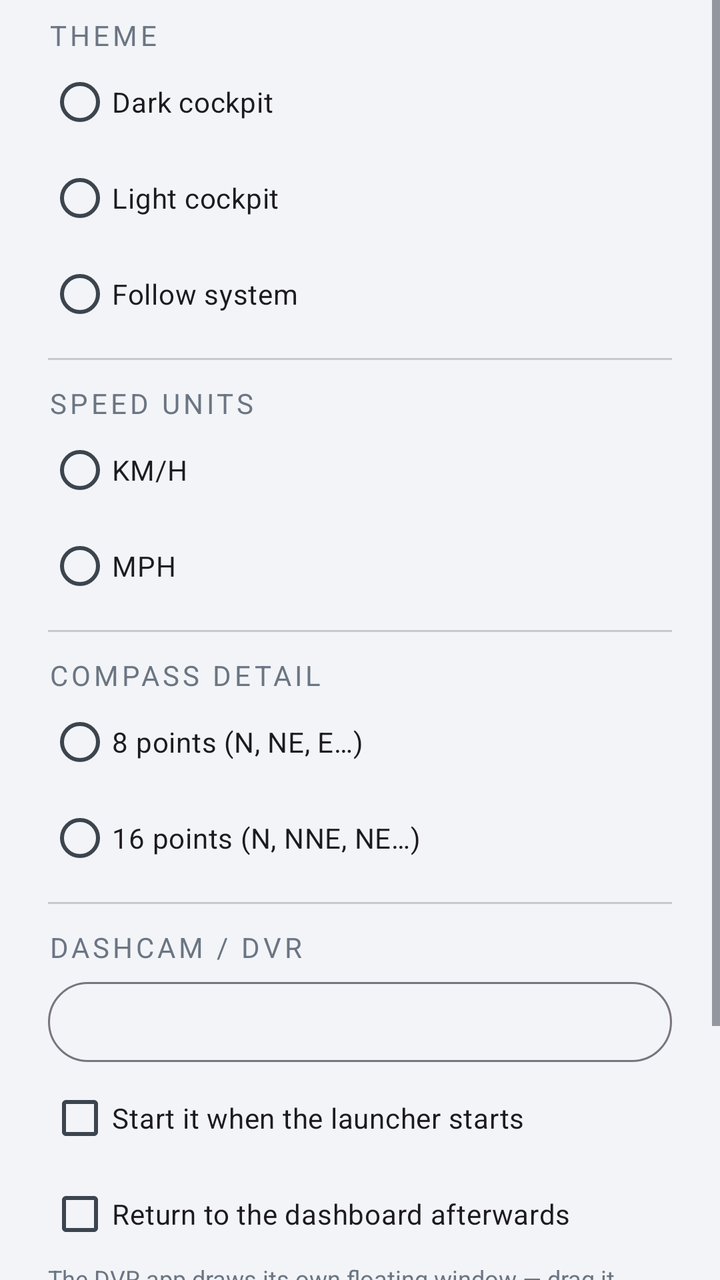
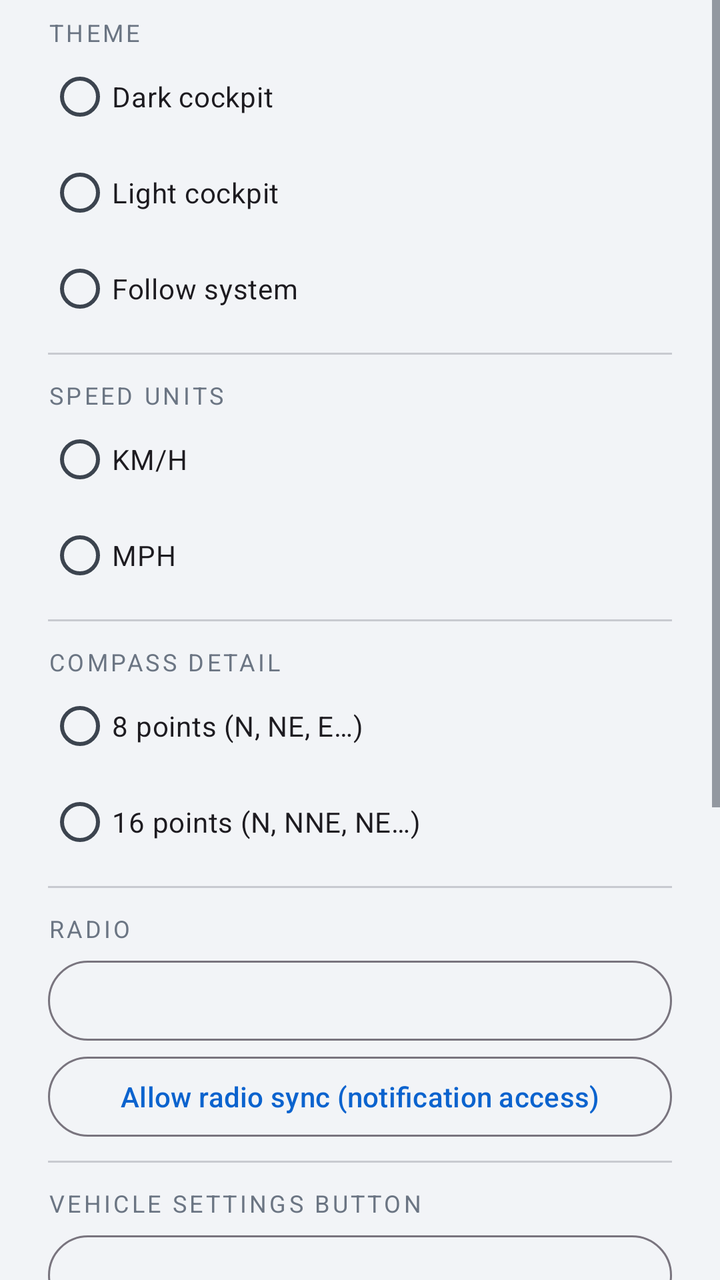

Two renders of the same Android screen: before a commit and after it. Below are the layout's source before the change and the commit's diff.
<!-- AndroidManifest.xml: application theme Theme.CarLauncher -->
<!-- res/layout/dialog_settings.xml -->
<?xml version="1.0" encoding="utf-8"?>
<ScrollView xmlns:android="http://schemas.android.com/apk/res/android"
    android:layout_width="match_parent"
    android:layout_height="wrap_content">

    <LinearLayout
        android:layout_width="match_parent"
        android:layout_height="wrap_content"
        android:orientation="vertical"
        android:paddingStart="24dp"
        android:paddingTop="8dp"
        android:paddingEnd="24dp"
        android:paddingBottom="8dp">

        <TextView
            style="@style/Text.Caption"
            android:layout_width="match_parent"
            android:layout_height="wrap_content"
            android:text="@string/settings_theme" />

        <RadioGroup
            android:id="@+id/groupTheme"
            android:layout_width="match_parent"
            android:layout_height="wrap_content"
            android:orientation="vertical">

            <RadioButton
                android:id="@+id/themeDark"
                android:layout_width="match_parent"
                android:layout_height="wrap_content"
                android:minHeight="48dp"
                android:text="@string/theme_dark" />

            <RadioButton
                android:id="@+id/themeLight"
                android:layout_width="match_parent"
                android:layout_height="wrap_content"
                android:minHeight="48dp"
                android:text="@string/theme_light" />

            <RadioButton
                android:id="@+id/themeSystem"
                android:layout_width="match_parent"
                android:layout_height="wrap_content"
                android:minHeight="48dp"
                android:text="@string/theme_system" />
        </RadioGroup>

        <View
            android:layout_width="match_parent"
            android:layout_height="1dp"
            android:layout_marginTop="8dp"
            android:layout_marginBottom="12dp"
            android:background="@color/cockpit_divider" />

        <TextView
            style="@style/Text.Caption"
            android:layout_width="match_parent"
            android:layout_height="wrap_content"
            android:text="@string/settings_units" />

        <RadioGroup
            android:id="@+id/groupUnits"
            android:layout_width="match_parent"
            android:layout_height="wrap_content"
            android:orientation="vertical">

            <RadioButton
                android:id="@+id/unitKmh"
                android:layout_width="match_parent"
                android:layout_height="wrap_content"
                android:minHeight="48dp"
                android:text="@string/unit_kmh" />

            <RadioButton
                android:id="@+id/unitMph"
                android:layout_width="match_parent"
                android:layout_height="wrap_content"
                android:minHeight="48dp"
                android:text="MPH" />
        </RadioGroup>

        <View
            android:layout_width="match_parent"
            android:layout_height="1dp"
            android:layout_marginTop="8dp"
            android:layout_marginBottom="12dp"
            android:background="@color/cockpit_divider" />

        <TextView
            style="@style/Text.Caption"
            android:layout_width="match_parent"
            android:layout_height="wrap_content"
            android:text="@string/settings_compass" />

        <RadioGroup
            android:id="@+id/groupCompass"
            android:layout_width="match_parent"
            android:layout_height="wrap_content"
            android:orientation="vertical">

            <RadioButton
                android:id="@+id/compass8"
                android:layout_width="match_parent"
                android:layout_height="wrap_content"
                android:minHeight="48dp"
                android:text="@string/compass_8" />

            <RadioButton
                android:id="@+id/compass16"
                android:layout_width="match_parent"
                android:layout_height="wrap_content"
                android:minHeight="48dp"
                android:text="@string/compass_16" />
        </RadioGroup>

        <View
            android:layout_width="match_parent"
            android:layout_height="1dp"
            android:layout_marginTop="8dp"
            android:layout_marginBottom="12dp"
            android:background="@color/cockpit_divider" />

        <TextView
            style="@style/Text.Caption"
            android:layout_width="match_parent"
            android:layout_height="wrap_content"
            android:text="@string/settings_dashcam" />

        <Button
            android:id="@+id/btnDashcamApp"
            style="?attr/materialButtonOutlinedStyle"
            android:layout_width="match_parent"
            android:layout_height="wrap_content"
            android:layout_marginTop="4dp" />

        <CheckBox
            android:id="@+id/checkDashcamAutostart"
            android:layout_width="match_parent"
            android:layout_height="wrap_content"
            android:minHeight="48dp"
            android:text="@string/settings_dashcam_autostart" />

        <CheckBox
            android:id="@+id/checkDashcamReturn"
            android:layout_width="match_parent"
            android:layout_height="wrap_content"
            android:minHeight="48dp"
            android:text="@string/settings_dashcam_return" />

        <TextView
            android:layout_width="match_parent"
            android:layout_height="wrap_content"
            android:text="@string/settings_dashcam_hint"
            android:textColor="@color/cockpit_text_dim"
            android:textSize="12sp" />

        <View
            android:layout_width="match_parent"
            android:layout_height="1dp"
            android:layout_marginTop="12dp"
            android:layout_marginBottom="4dp"
            android:background="@color/cockpit_divider" />

        <Button
            android:id="@+id/btnSetHomeApp"
            style="?attr/materialButtonOutlinedStyle"
            android:layout_width="match_parent"
            android:layout_height="wrap_content"
            android:layout_marginTop="8dp"
            android:text="@string/settings_home_app" />

        <Button
            android:id="@+id/btnResetDock"
            style="?attr/materialButtonOutlinedStyle"
            android:layout_width="match_parent"
            android:layout_height="wrap_content"
            android:layout_marginTop="8dp"
            android:text="@string/settings_reset_dock" />

    </LinearLayout>
</ScrollView>
<!-- resources referenced by this layout -->
<resources>
  <color name="cockpit_divider">#33202632</color>
  <color name="cockpit_text_dim">#FF6B7583</color>
  <string name="compass_16">16 points (N, NNE, NE…)</string>
  <string name="compass_8">8 points (N, NE, E…)</string>
  <string name="settings_compass">Compass detail</string>
  <string name="settings_dashcam">Dashcam / DVR</string>
  <string name="settings_dashcam_autostart">Start it when the launcher starts</string>
  <string name="settings_dashcam_hint">The DVR app draws its own floating window — drag it once into free dashboard space and it should stay there.</string>
  <string name="settings_dashcam_return">Return to the dashboard afterwards</string>
  <string name="settings_home_app">Set as Home app</string>
  <string name="settings_reset_dock">Reset dock to empty</string>
  <string name="settings_theme">Theme</string>
  <string name="settings_units">Speed units</string>
  <string name="theme_dark">Dark cockpit</string>
  <string name="theme_light">Light cockpit</string>
  <string name="theme_system">Follow system</string>
  <string name="unit_kmh">KM/H</string>
  <style name="Text.Caption" parent="">
          <item name="android:fontFamily">sans-serif</item>
          <item name="android:textAllCaps">true</item>
          <item name="android:letterSpacing">0.12</item>
          <item name="android:textSize">@dimen/gauge_caption_text</item>
          <item name="android:textColor">@color/cockpit_text_dim</item>
          <item name="android:singleLine">true</item>
      </style>
  <style name="Theme.CarLauncher" parent="Theme.Material3.DayNight.NoActionBar">
          <item name="colorPrimary">@color/cockpit_accent</item>
          <item name="colorOnPrimary">@color/cockpit_bg</item>
          <item name="colorSecondary">@color/cockpit_accent</item>
          <item name="colorSurface">@color/cockpit_surface</item>
          <item name="colorOnSurface">@color/cockpit_text_primary</item>
          <item name="colorSurfaceVariant">@color/cockpit_surface_alt</item>
          <item name="colorOnSurfaceVariant">@color/cockpit_text_secondary</item>
          <item name="colorError">@color/cockpit_badge</item>
          <item name="android:colorBackground">@color/cockpit_bg</item>
          <item name="android:textColorPrimary">@color/cockpit_text_primary</item>
          <item name="android:textColorSecondary">@color/cockpit_text_secondary</item>
          <item name="android:windowBackground">@color/cockpit_bg</item>
      </style>
  <dimen name="gauge_caption_text">14sp</dimen>
  <color name="cockpit_accent">#FF0B63CE</color>
  <color name="cockpit_bg">#FFF2F4F7</color>
  <color name="cockpit_surface">#FFFFFFFF</color>
  <color name="cockpit_text_primary">#FF101418</color>
  <color name="cockpit_surface_alt">#FFE6EAF0</color>
  <color name="cockpit_text_secondary">#FF3C444F</color>
  <color name="cockpit_badge">#FFD32F2F</color>
</resources>

<!-- the commit's change to res/layout/dialog_settings.xml (unified diff, before → after) -->
@@ -125,6 +125,53 @@
             style="@style/Text.Caption"
             android:layout_width="match_parent"
             android:layout_height="wrap_content"
+            android:text="@string/settings_radio" />
+
+        <Button
+            android:id="@+id/btnRadioApp"
+            style="?attr/materialButtonOutlinedStyle"
+            android:layout_width="match_parent"
+            android:layout_height="wrap_content"
+            android:layout_marginTop="4dp" />
+
+        <Button
+            android:id="@+id/btnRadioAccess"
+            style="?attr/materialButtonOutlinedStyle"
+            android:layout_width="match_parent"
+            android:layout_height="wrap_content"
+            android:text="@string/settings_radio_access" />
+
+        <View
+            android:layout_width="match_parent"
+            android:layout_height="1dp"
+            android:layout_marginTop="8dp"
+            android:layout_marginBottom="12dp"
+            android:background="@color/cockpit_divider" />
+
+        <TextView
+            style="@style/Text.Caption"
+            android:layout_width="match_parent"
+            android:layout_height="wrap_content"
+            android:text="@string/settings_vehicle" />
+
+        <Button
+            android:id="@+id/btnVehicleApp"
+            style="?attr/materialButtonOutlinedStyle"
+            android:layout_width="match_parent"
+            android:layout_height="wrap_content"
+            android:layout_marginTop="4dp" />
+
+        <View
+            android:layout_width="match_parent"
+            android:layout_height="1dp"
+            android:layout_marginTop="8dp"
+            android:layout_marginBottom="12dp"
+            android:background="@color/cockpit_divider" />
+
+        <TextView
+            style="@style/Text.Caption"
+            android:layout_width="match_parent"
+            android:layout_height="wrap_content"
             android:text="@string/settings_dashcam" />
 
         <Button
<!-- resource entries referenced after the edit -->
@@ -10,9 +10,12 @@
   <string name="settings_dashcam_hint">The DVR app draws its own floating window — drag it once into free dashboard space and it should stay there.</string>
   <string name="settings_dashcam_return">Return to the dashboard afterwards</string>
   <string name="settings_home_app">Set as Home app</string>
+  <string name="settings_radio">Radio</string>
+  <string name="settings_radio_access">Allow radio sync (notification access)</string>
   <string name="settings_reset_dock">Reset dock to empty</string>
   <string name="settings_theme">Theme</string>
   <string name="settings_units">Speed units</string>
+  <string name="settings_vehicle">Vehicle settings button</string>
   <string name="theme_dark">Dark cockpit</string>
   <string name="theme_light">Light cockpit</string>
   <string name="theme_system">Follow system</string>
@@ -39,7 +42,7 @@
           <item name="android:textColorSecondary">@color/cockpit_text_secondary</item>
           <item name="android:windowBackground">@color/cockpit_bg</item>
       </style>
-  <dimen name="gauge_caption_text">14sp</dimen>
+  <dimen name="gauge_caption_text">12sp</dimen>
   <color name="cockpit_accent">#FF0B63CE</color>
   <color name="cockpit_bg">#FFF2F4F7</color>
   <color name="cockpit_surface">#FFFFFFFF</color>
